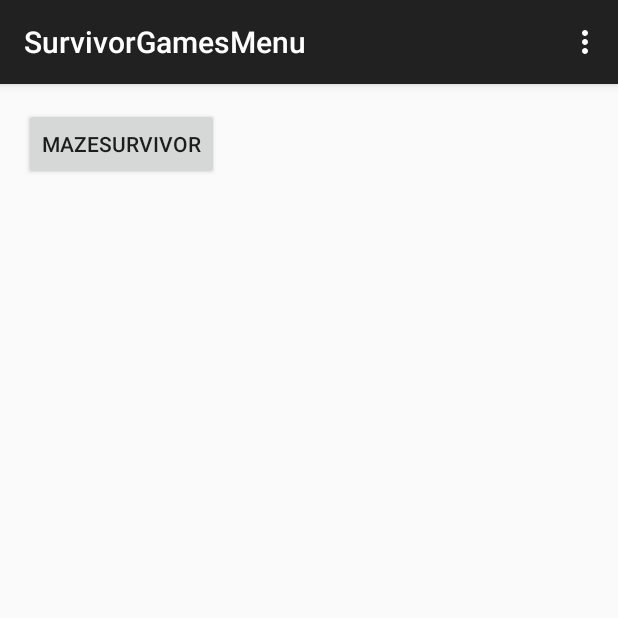
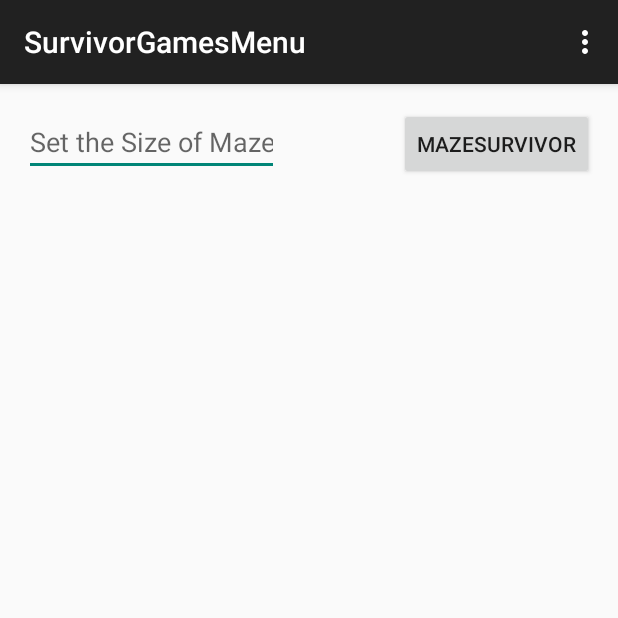
Before and after one commit to Gforky/MazeSurvivor, an Android app: the SurvivorGamesMenu screen opened directly, with no data from a screen before it, on a phone screen of 412 x 824 dp, the top half of it. Run offline under Robolectric (Android 15) with nearby library versions, the phone set to English and light mode, and no system bars.

Commit message:
Temporarily set a text field int SurvivorGamesMenu Activity, in order to manually set the size of the maze

```diff
--- a/app/src/main/java/com/series/survivor/survivorgames/SurvivorGamesMenu.java
+++ b/app/src/main/java/com/series/survivor/survivorgames/SurvivorGamesMenu.java
@@ -6,6 +6,7 @@ import android.support.v7.app.ActionBarActivity;
 import android.view.Menu;
 import android.view.MenuItem;
 import android.view.View;
+import android.widget.EditText;
 
 
 public class SurvivorGamesMenu extends ActionBarActivity {
@@ -45,7 +46,8 @@ public class SurvivorGamesMenu extends ActionBarActivity {
     public void sendMessage(View view) {
         //Do something here in response to the button
         Intent intent = new Intent(this, MazeSurvivorActivity.class);
-        String message = "Hello World!";//message to send to MazeSurvivorActivity
+        EditText editText = (EditText) findViewById(R.id.maze_size);
+        String message = editText.getText().toString();//message to send to MazeSurvivorActivity
         intent.putExtra(EXTRA_MESSAGE, message);
         startActivity(intent);
     }
--- a/app/src/main/res/layout/activity_survivor_games_menu.xml
+++ b/app/src/main/res/layout/activity_survivor_games_menu.xml
@@ -13,6 +13,20 @@
         android:id="@+id/jump_to_maze_survivor_button"
         android:onClick="sendMessage"
         android:layout_alignParentTop="true"
-        android:layout_alignParentLeft="true"
-        android:layout_alignParentStart="true" />
+        android:layout_alignParentRight="true"
+        android:layout_alignParentEnd="true" />
+
+    <EditText
+        android:layout_width="wrap_content"
+        android:layout_height="wrap_content"
+        android:inputType="number"
+        android:ems="10"
+        android:hint="@string/size_of_maze"
+        android:id="@+id/maze_size"
+        android:layout_alignParentTop="true"
+        android:layout_toLeftOf="@+id/jump_to_maze_survivor_button"
+        android:layout_toStartOf="@+id/jump_to_maze_survivor_button"
+        android:layout_marginRight="80dp"
+        android:layout_marginEnd="80dp" />
+
 </RelativeLayout>
--- a/app/src/main/res/values/strings.xml
+++ b/app/src/main/res/values/strings.xml
@@ -3,6 +3,7 @@
 
     <string name="hello_world">Hello world!</string>
     <string name="action_settings">Settings</string>
+    <string name="size_of_maze">Set the Size of Maze</string>
     <string name="jump_to_maze_survivor">MazeSurvivor</string>
     <string name="title_activity_maze_survivor">MazeSurvivorActivity</string>
     <string name="title_activity_survivor_games_menu">SurvivorGamesMenu</string>
```
Also changed, not shown: app/src/main/java/com/series/survivor/survivorgames/MazeSurvivorActivity.java (+12 -1 lines), app/src/main/java/com/series/survivor/survivorgames/MazeSurvivorView.java (+7 -2 lines).
